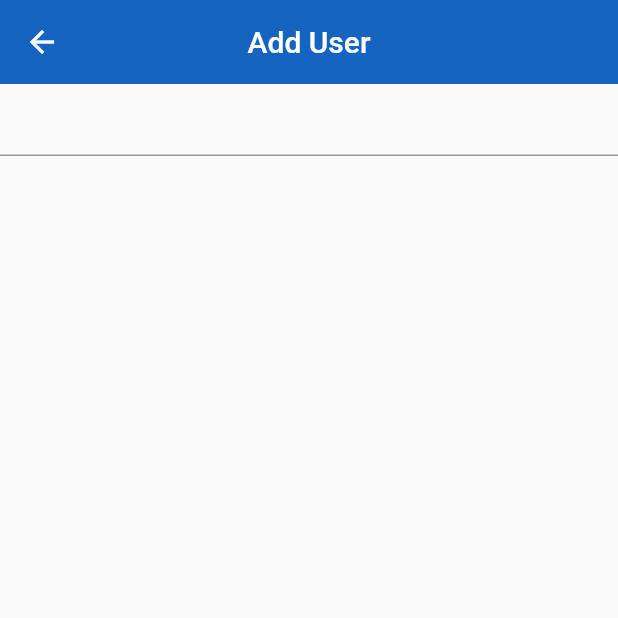
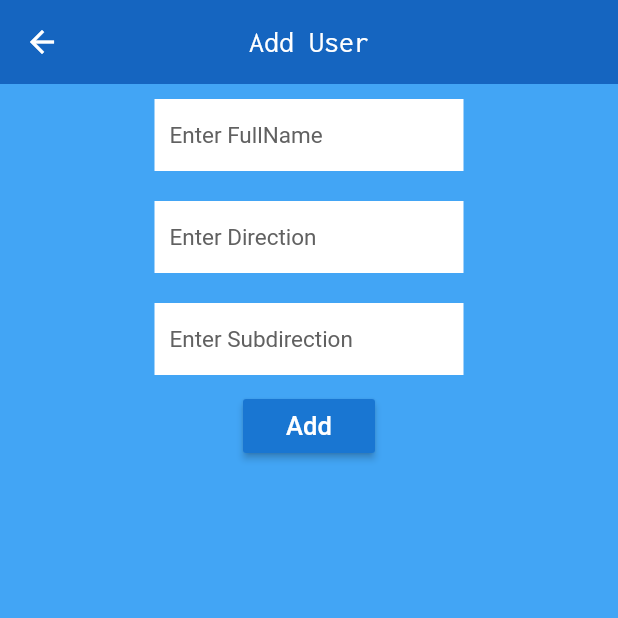
Before and after one commit to Rostislauuu/first_mobile, a Flutter app: the AddUser screen opened by its route, on a phone screen of 412 x 824 dp, the top half of it. Run offline on Flutter 3.47's test engine with Material 2 defaults, Android fonts, the phone set to English and light mode, and no system bars; our stand-ins replace dio, sentry.

Commit message:
made add user form

```diff
--- a/lib/add_user/add_user.dart
+++ /dev/null
@@ -1,37 +0,0 @@
-import 'package:flutter/material.dart';
-
-// https://flutter.dev/docs/cookbook/forms/validation INFO ABOUT FORMS HERE!!!!!
-class AddUser extends StatefulWidget {
-  @override
-  _AddUserState createState() => _AddUserState();
-}
-
-class _AddUserState extends State<AddUser> {
-  final _addUserKey = GlobalKey<FormState>();
-
-  @override
-  Widget build(BuildContext context) {
-    return Scaffold(
-      appBar: AppBar(
-        elevation: 0,
-        centerTitle: true,
-        backgroundColor: Colors.blue[800],
-        title: Text('Add User'),
-      ),
-      body: Form(
-        child: Column(
-          children: <Widget>[
-            TextFormField(
-              validator: (value) {
-                if (value.isEmpty) {
-                  return 'Please enter some text';
-                }
-                return null;
-              },
-            )
-          ],
-        ),
-      ),
-    );
-  }
-}
--- a/lib/my_app.dart
+++ b/lib/my_app.dart
@@ -2,7 +2,7 @@ import 'package:flutter/material.dart';
 
 import 'package:first_app/pages/feed/feed.dart';
 import 'package:first_app/pages/welcome_page/welcome_page.dart';
-import 'package:first_app/add_user/add_user.dart';
+import 'package:first_app/pages/add_user/add_user.dart';
 import 'package:first_app/pages/feed/expand-feed-item/expand_feed_item.dart';
 
 class MyApp extends StatelessWidget {
--- /dev/null
+++ b/lib/pages/add_user/add_user.dart
@@ -0,0 +1,47 @@
+import 'package:flutter/material.dart';
+
+import 'package:first_app/pages/add_user/add_user_form.dart';
+
+class AddUser extends StatefulWidget {
+  @override
+  _AddUserState createState() => _AddUserState();
+}
+
+class _AddUserState extends State<AddUser> {
+  // final _addUserKey = GlobalKey<FormState>();
+  // final Map<String, dynamic> formData = {
+  //   'fullName': null,
+  //   'direction': null,
+  //   'subdirection': null,
+  // };
+
+  // void handleSaveField(String fieldName, String value) {
+  //   setState(() {
+  //     formData[fieldName] = value;
+  //   });
+  // }
+
+  // void postFormData(String url) {
+  //   Response _response;
+  //   Dio _dio = new Dio();
+
+  //   _dio.post(url, data: formData);
+  // }
+
+  @override
+  Widget build(BuildContext context) {
+    return Scaffold(
+      backgroundColor: Colors.blue[400],
+      appBar: AppBar(
+        elevation: 0,
+        centerTitle: true,
+        backgroundColor: Colors.blue[800],
+        title: Text(
+          'Add User',
+          style: TextStyle(fontFamily: 'Inconsolata'),
+        ),
+      ),
+      body: UserForm(),
+    );
+  }
+}
--- /dev/null
+++ b/lib/pages/add_user/add_user_form.dart
@@ -0,0 +1,85 @@
+import 'package:flutter/material.dart';
+import 'package:dio/dio.dart';
+
+import './add_user_text_field.dart';
+
+class UserForm extends StatefulWidget {
+  @override
+  _UserFormState createState() => _UserFormState();
+}
+
+class _UserFormState extends State<UserForm> {
+  final _addUserKey = GlobalKey<FormState>();
+  final Map<String, dynamic> formData = {
+    'fullName': null,
+    'direction': null,
+    'subdirection': null,
+  };
+
+  void handleSaveField(String fieldName, String value) {
+    setState(() {
+      formData[fieldName] = value;
+    });
+  }
+
+  void postFormData(String url) {
+    Dio _dio = new Dio();
+
+    _dio.post(url, data: formData);
+  }
+
+  @override
+  Widget build(BuildContext context) {
+    return ListView(
+      children: <Widget>[
+        Container(
+          width: MediaQuery.of(context).size.width * 1,
+          child: Form(
+            key: _addUserKey,
+            child: Column(
+              crossAxisAlignment: CrossAxisAlignment.center,
+              mainAxisAlignment: MainAxisAlignment.start,
+              children: <Widget>[
+                UserTextField(
+                  fieldName: 'fullName',
+                  handleSaveField: handleSaveField,
+                ),
+                UserTextField(
+                  fieldName: 'direction',
+                  handleSaveField: handleSaveField,
+                ),
+                UserTextField(
+                  fieldName: 'subdirection',
+                  handleSaveField: handleSaveField,
+                ),
+                RaisedButton(
+                  color: Colors.blue[700],
+                  onPressed: () {
+                    if (_addUserKey.currentState.validate()) {
+                      _addUserKey.currentState.save();
+                      postFormData('http://test-api-vakoms.herokuapp.com/users/');
+                      _addUserKey.currentState.reset();
+
+                      Scaffold.of(context).showSnackBar(
+                        SnackBar(
+                          content: Text('${formData['fullName']}  successfuly added'),
+                        ),
+                      );
+                    }
+                  },
+                  child: Text(
+                    'Add',
+                    style: TextStyle(
+                      fontSize: 17,
+                      color: Colors.white,
+                    ),
+                  ),
+                )
+              ],
+            ),
+          ),
+        ),
+      ],
+    );
+  }
+}
--- /dev/null
+++ b/lib/pages/add_user/add_user_text_field.dart
@@ -0,0 +1,34 @@
+import 'package:flutter/material.dart';
+
+class UserTextField extends StatelessWidget {
+  final String fieldName;
+  final Function handleSaveField;
+
+  UserTextField({@required this.fieldName, this.handleSaveField});
+
+  @override
+  Widget build(BuildContext context) {
+    return Container(
+      margin: const EdgeInsets.symmetric(vertical: 10),
+      width: MediaQuery.of(context).size.width * 0.5,
+      child: TextFormField(
+        textCapitalization: TextCapitalization.sentences,
+        style: TextStyle(fontSize: 15),
+        decoration: InputDecoration(
+          errorStyle: TextStyle(fontSize: 15),
+          hintText: 'Enter ${fieldName[0].toUpperCase()}${fieldName.substring(1)}',
+          hintStyle: TextStyle(
+            color: Colors.grey[700],
+            fontSize: 15,
+          ),
+          contentPadding: const EdgeInsets.all(10),
+          border: InputBorder.none,
+          filled: true,
+          fillColor: Colors.white,
+        ),
+        onSaved: (value) => handleSaveField(fieldName, value),
+        validator: (String fieldName) => fieldName.isEmpty ? 'Empty field' : null,
+      ),
+    );
+  }
+}
--- a/lib/pages/feed/expand-feed-item/expand_item_avatar.dart
+++ b/lib/pages/feed/expand-feed-item/expand_item_avatar.dart
@@ -7,10 +7,10 @@ class ExpandItemAvatar extends StatelessWidget {
       child: Container(
         width: double.infinity,
         alignment: Alignment.topCenter,
-        height: MediaQuery.of(context).size.height * 0.3,
+        height: MediaQuery.of(context).size.height * 0.25,
         child: Image(
           fit: BoxFit.fill,
-          width: MediaQuery.of(context).size.width * 0.6,
+          width: MediaQuery.of(context).size.width * 0.25,
           image: NetworkImage(
               'https://encrypted-tbn0.gstatic.com/images?q=tbn:ANd9GcQD9_D9-tE-v5kODeqhk4jCPXxpK-nZVxShQ1UsOscVmi8t5Kp6sg&s'),
         ),
--- a/lib/pages/feed/feed.dart
+++ b/lib/pages/feed/feed.dart
@@ -52,7 +52,10 @@ class _FeedState extends State<Feed> {
         elevation: 0,
         centerTitle: true,
         backgroundColor: Colors.blue[800],
-        title: Text('Feed'),
+        title: Text(
+          'Feed',
+          style: TextStyle(fontFamily: 'Inconsolata'),
+        ),
       ),
       body: Center(
         child: Container(
--- a/lib/pages/feed/feed_item/feed_item.dart
+++ b/lib/pages/feed/feed_item/feed_item.dart
@@ -16,7 +16,7 @@ class FeedItem extends StatelessWidget {
     return Material(
       child: InkWell(
         onTap: () => Navigator.of(context)
-            .push(CupertinoPageRoute(builder: (BuildContext context) {
+            .push(MaterialPageRoute(builder: (BuildContext context) {
           return ExpandFeedItem(
             user: user,
             heroTag: 'hero-item-${user.id}',
```
Also changed, not shown: lib/pages/feed/expand-feed-item/expand_feed_item.dart (+6 -1 lines), lib/pages/feed/expand-feed-item/expand_item_content.dart (+0 -10 lines), flutter_02.png (added), flutter_03.png (added), flutter_04.png (added).
